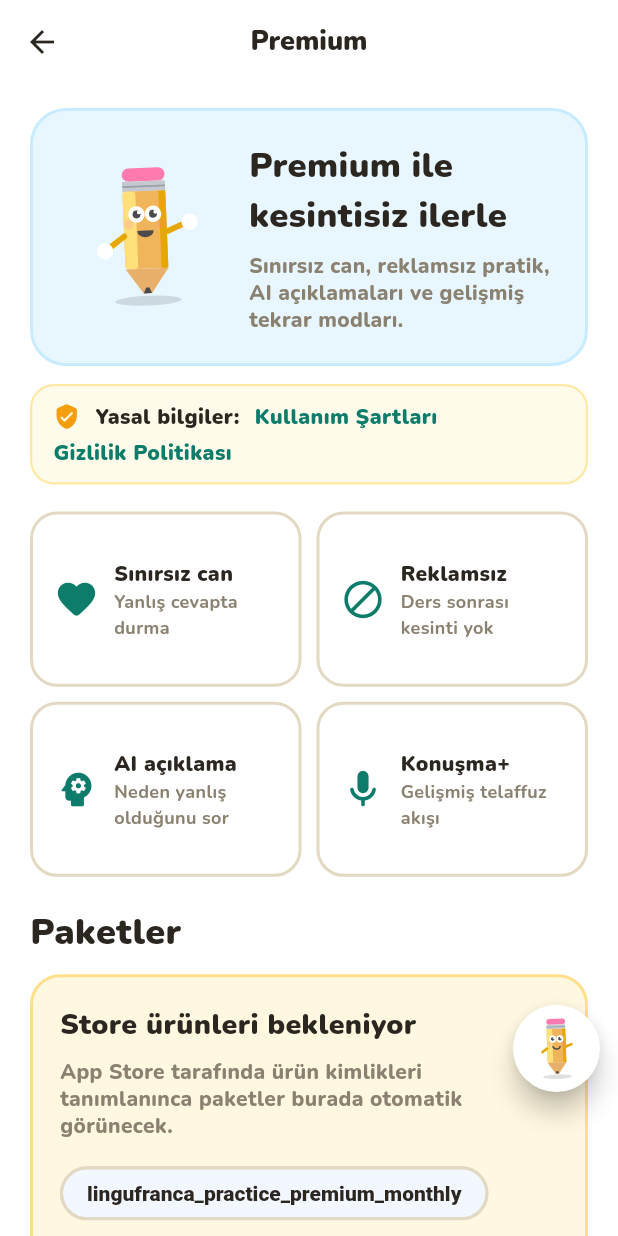
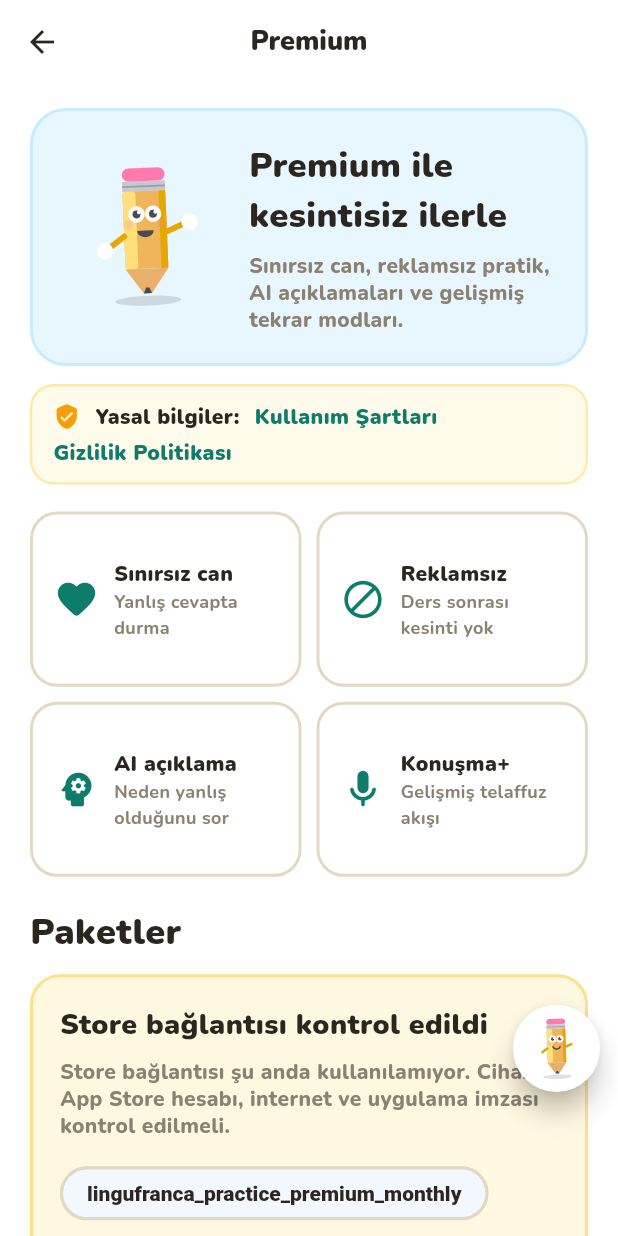
Before and after one commit to umutcanyldrm1903/linguframobile, a Flutter app: the PracticePremiumScreen screen opened by its route, on a phone screen of 412 x 824 dp. Run offline on Flutter 3.47's test engine with Material 3 defaults, Android fonts, the phone set to English and light mode, and no system bars; our stand-ins replace cached_network_image, confetti, connectivity_plus, dio, file_picker, firebase_core and 20 more; missing offline and left inert: flutter_cached_pdfview, google_sign_in_platform_interface, google_sign_in_web, home_widget, record; accounts and stored records are empty; network calls fail.

Commit message:
Add StoreKit product diagnostics

```diff
--- a/lib/src/features/practice/screens/practice_premium_screen.dart
+++ b/lib/src/features/practice/screens/practice_premium_screen.dart
@@ -32,6 +32,7 @@ class _PracticePremiumScreenState extends State<PracticePremiumScreen> {
   bool _routeArgumentsRead = false;
   String? _offerTitle;
   String? _offerSubtitle;
+  String? _storeQueryMessage;
 
   @override
   void initState() {
@@ -60,10 +61,11 @@ class _PracticePremiumScreenState extends State<PracticePremiumScreen> {
     super.dispose();
   }
 
-  Future<void> _load() async {
+  Future<void> _load({bool showStoreFeedback = false}) async {
     setState(() => _loading = true);
     final status = await _api.getPremiumStatus();
     final products = await _purchase.loadProducts();
+    final storeMessage = _purchase.lastPremiumQueryMessage;
     if (!mounted) return;
     setState(() {
       _status = status ?? _fallbackStatus();
@@ -73,8 +75,31 @@ class _PracticePremiumScreenState extends State<PracticePremiumScreen> {
           if (b.id == PracticePurchaseService.yearlyId) return 1;
           return a.rawPrice.compareTo(b.rawPrice);
         });
+      _storeQueryMessage = storeMessage;
       _loading = false;
     });
+
+    if (showStoreFeedback && mounted) {
+      _showStoreStatus(
+        storeMessage ?? 'Store bağlantısı kontrol edildi.',
+      );
+    }
+  }
+
+  Future<void> _showStoreStatus(String message) async {
+    await showDialog<void>(
+      context: context,
+      builder: (context) => AlertDialog(
+        title: const Text('Store bağlantı sonucu'),
+        content: SingleChildScrollView(child: Text(message)),
+        actions: [
+          TextButton(
+            onPressed: () => Navigator.of(context).pop(),
+            child: const Text('Tamam'),
+          ),
+        ],
+      ),
+    );
   }
 
   Future<void> _handlePurchases(List<PurchaseDetails> purchases) async {
@@ -239,7 +264,10 @@ class _PracticePremiumScreenState extends State<PracticePremiumScreen> {
                 ),
                 const SizedBox(height: 10),
                 if (_products.isEmpty)
-                  _StoreSetupCard(onRestore: () => _restore())
+                  _StoreSetupCard(
+                    message: _storeQueryMessage,
+                    onCheck: () => _load(showStoreFeedback: true),
+                  )
                 else
                   for (final product in _products)
                     _ProductCard(
@@ -571,9 +599,13 @@ class _ProductCard extends StatelessWidget {
 }
 
 class _StoreSetupCard extends StatelessWidget {
-  const _StoreSetupCard({required this.onRestore});
+  const _StoreSetupCard({
+    required this.onCheck,
+    this.message,
+  });
 
-  final VoidCallback onRestore;
+  final VoidCallback onCheck;
+  final String? message;
 
   @override
   Widget build(BuildContext context) {
@@ -587,8 +619,10 @@ class _StoreSetupCard extends StatelessWidget {
       child: Column(
         crossAxisAlignment: CrossAxisAlignment.start,
         children: [
-          const Text(
-            'Store ürünleri bekleniyor',
+          Text(
+            message == null
+                ? 'Store ürünleri bekleniyor'
+                : 'Store bağlantısı kontrol edildi',
             style: TextStyle(
               color: practiceInk,
               fontSize: 19,
@@ -596,8 +630,9 @@ class _StoreSetupCard extends StatelessWidget {
             ),
           ),
           const SizedBox(height: 8),
-          const Text(
-            'App Store tarafında ürün kimlikleri tanımlanınca paketler burada otomatik görünecek.',
+          Text(
+            message ??
+                'App Store tarafında ürün kimlikleri tanımlanınca paketler burada otomatik görünecek.',
             style: TextStyle(
               color: practiceMuted,
               height: 1.3,
@@ -614,7 +649,7 @@ class _StoreSetupCard extends StatelessWidget {
           ),
           const SizedBox(height: 8),
           OutlinedButton(
-            onPressed: onRestore,
+            onPressed: onCheck,
             child: const Text('STORE BAĞLANTISINI KONTROL ET'),
           ),
         ],
```
Also changed, not shown: lib/src/features/practice/practice_purchase_service.dart (+75 -10 lines), lib/src/features/practice/practice_shop_screen.dart (+28 -11 lines).
